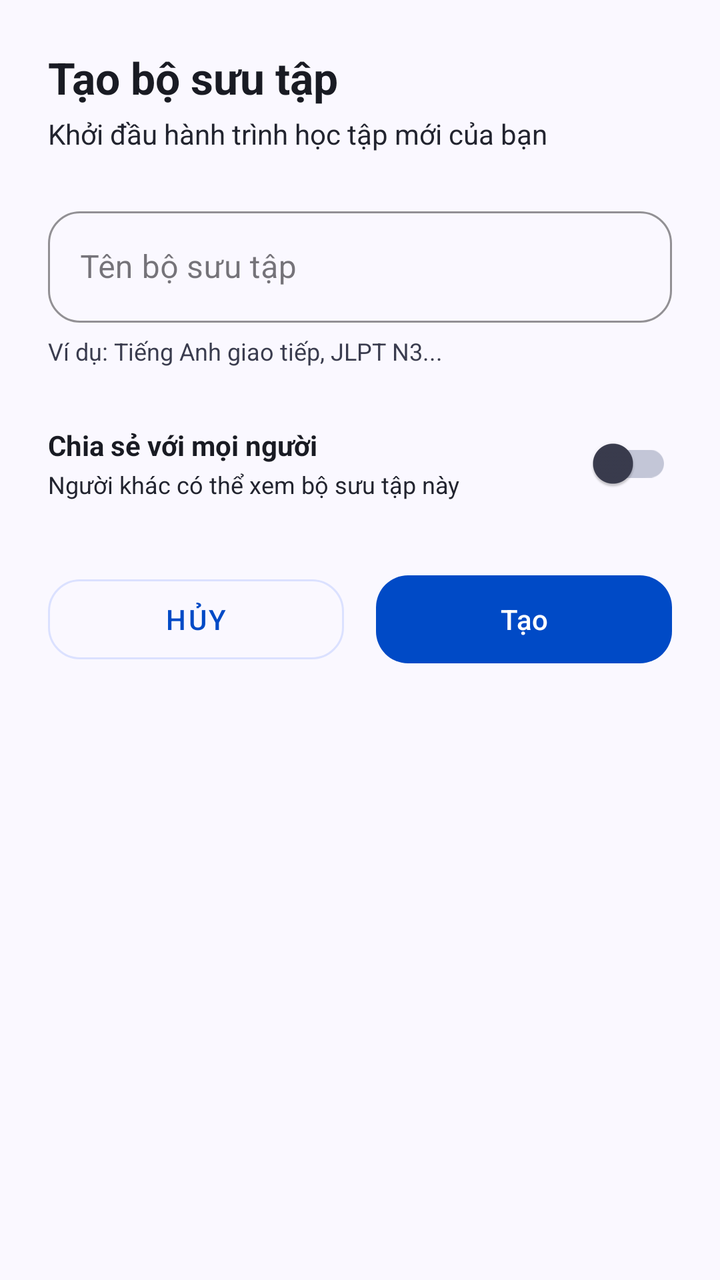
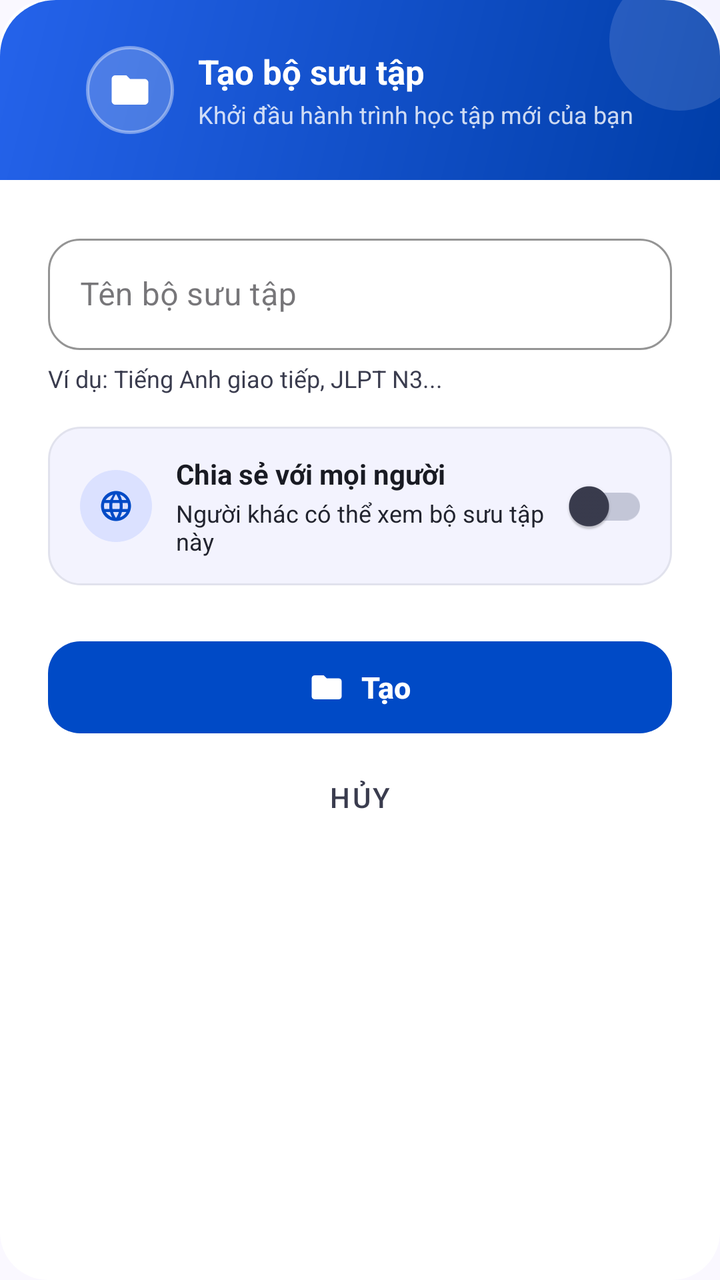

Two renders of the same Android screen: before a commit and after it. Below are the layout's source before the change and the commit's diff.
<!-- AndroidManifest.xml: application theme Theme.ObjectLanguage -->
<!-- res/layout/dialog_create_collection.xml -->
<?xml version="1.0" encoding="utf-8"?>
<LinearLayout
    xmlns:android="http://schemas.android.com/apk/res/android"
    xmlns:app="http://schemas.android.com/apk/res-auto"
    android:layout_width="match_parent"
    android:layout_height="wrap_content"
    android:orientation="vertical"
    android:paddingStart="24dp"
    android:paddingEnd="24dp"
    android:paddingTop="24dp"
    android:paddingBottom="16dp">

    
    <TextView
        android:layout_width="wrap_content"
        android:layout_height="wrap_content"
        android:text="@string/collection_dialog_create_title"
        android:textSize="22sp"
        android:textStyle="bold"
        android:textColor="@color/text_primary" />

    <TextView
        android:layout_width="wrap_content"
        android:layout_height="wrap_content"
        android:text="@string/collection_dialog_subtitle"
        android:textSize="14sp"
        android:textColor="@color/text_secondary"
        android:layout_marginTop="4dp" />

    
    <com.google.android.material.textfield.TextInputLayout
        android:layout_width="match_parent"
        android:layout_height="wrap_content"
        android:layout_marginTop="24dp"
        style="@style/Widget.MaterialComponents.TextInputLayout.OutlinedBox"
        app:boxCornerRadiusTopStart="16dp"
        app:boxCornerRadiusTopEnd="16dp"
        app:boxCornerRadiusBottomStart="16dp"
        app:boxCornerRadiusBottomEnd="16dp"
        app:boxStrokeColor="@color/divider"
        app:hintTextColor="@color/primary">

        <com.google.android.material.textfield.TextInputEditText
            android:id="@+id/collectionNameInput"
            android:layout_width="match_parent"
            android:layout_height="wrap_content"
            android:hint="@string/collection_dialog_name_hint"
            android:inputType="text"
            android:maxLines="1" />

    </com.google.android.material.textfield.TextInputLayout>

    <TextView
        android:layout_width="wrap_content"
        android:layout_height="wrap_content"
        android:text="@string/collection_dialog_name_subtitle"
        android:textSize="12sp"
        android:textColor="@color/text_muted"
        android:layout_marginTop="6dp" />

    
    <LinearLayout
        android:layout_width="match_parent"
        android:layout_height="wrap_content"
        android:orientation="horizontal"
        android:gravity="center_vertical"
        android:layout_marginTop="24dp">

        <LinearLayout
            android:layout_width="0dp"
            android:layout_height="wrap_content"
            android:layout_weight="1"
            android:orientation="vertical">

            <TextView
                android:layout_width="wrap_content"
                android:layout_height="wrap_content"
                android:text="@string/collection_dialog_public_label"
                android:textColor="@color/text_primary"
                android:textSize="14sp"
                android:textStyle="bold" />

            <TextView
                android:layout_width="wrap_content"
                android:layout_height="wrap_content"
                android:text="@string/collection_dialog_public_hint"
                android:textColor="@color/text_secondary"
                android:textSize="12sp"
                android:layout_marginTop="2dp" />

        </LinearLayout>

        <com.google.android.material.switchmaterial.SwitchMaterial
            android:id="@+id/switchPublic"
            android:layout_width="wrap_content"
            android:layout_height="wrap_content"
            android:checked="false"
            app:thumbTint="@color/switch_thumb_tint"
            app:trackTint="@color/switch_track_tint" />

    </LinearLayout>

    
    <LinearLayout
        android:layout_width="match_parent"
        android:layout_height="wrap_content"
        android:orientation="horizontal"
        android:layout_marginTop="28dp">

        <com.google.android.material.button.MaterialButton
            android:id="@+id/btnCancelDialog"
            style="@style/Widget.MaterialComponents.Button.OutlinedButton"
            android:layout_width="0dp"
            android:layout_height="52dp"
            android:layout_weight="1"
            android:layout_marginEnd="8dp"
            android:text="@string/btn_cancel"
            android:textColor="@color/primary"
            app:strokeColor="@color/primary_light"
            app:cornerRadius="16dp" />

        <com.google.android.material.button.MaterialButton
            android:id="@+id/btnCreateDialog"
            android:layout_width="0dp"
            android:layout_height="52dp"
            android:layout_weight="1"
            android:layout_marginStart="8dp"
            android:text="@string/btn_create"
            android:textColor="@color/text_on_primary"
            app:backgroundTint="@color/primary"
            app:cornerRadius="16dp" />

    </LinearLayout>

</LinearLayout>
<!-- resources referenced by this layout -->
<resources>
  <color name="divider">#C3C6D7</color>
  <!-- unchanged entries left out for length: 26 -->
</resources>

<!-- the commit's change to res/layout/dialog_create_collection.xml (unified diff, before → after) -->
@@ -1,133 +1,196 @@
 <?xml version="1.0" encoding="utf-8"?>
-<LinearLayout
-    xmlns:android="http://schemas.android.com/apk/res/android"
+<LinearLayout xmlns:android="http://schemas.android.com/apk/res/android"
     xmlns:app="http://schemas.android.com/apk/res-auto"
     android:layout_width="match_parent"
     android:layout_height="wrap_content"
-    android:orientation="vertical"
-    android:paddingStart="24dp"
-    android:paddingEnd="24dp"
-    android:paddingTop="24dp"
-    android:paddingBottom="16dp">
+    android:background="@drawable/bg_dialog_rounded"
+    android:orientation="vertical">
 
     
-    <TextView
-        android:layout_width="wrap_content"
-        android:layout_height="wrap_content"
-        android:text="@string/collection_dialog_create_title"
-        android:textSize="22sp"
-        android:textStyle="bold"
-        android:textColor="@color/text_primary" />
+    <FrameLayout
+        android:layout_width="match_parent"
+        android:layout_height="90dp"
+        android:background="@drawable/bg_dialog_header_primary">
 
-    <TextView
-        android:layout_width="wrap_content"
-        android:layout_height="wrap_content"
-        android:text="@string/collection_dialog_subtitle"
-        android:textSize="14sp"
-        android:textColor="@color/text_secondary"
-        android:layout_marginTop="4dp" />
+        
+        <View
+            android:layout_width="70dp"
+            android:layout_height="70dp"
+            android:layout_gravity="top|end"
+            android:layout_marginTop="-15dp"
+            android:layout_marginEnd="-15dp"
+            android:alpha="0.15"
+            android:background="@drawable/circle_bg" />
 
-    
-    <com.google.android.material.textfield.TextInputLayout
-        android:layout_width="match_parent"
-        android:layout_height="wrap_content"
-        android:layout_marginTop="24dp"
-        style="@style/Widget.MaterialComponents.TextInputLayout.OutlinedBox"
-        app:boxCornerRadiusTopStart="16dp"
-        app:boxCornerRadiusTopEnd="16dp"
-        app:boxCornerRadiusBottomStart="16dp"
-        app:boxCornerRadiusBottomEnd="16dp"
-        app:boxStrokeColor="@color/divider"
-        app:hintTextColor="@color/primary">
+        
+        <LinearLayout
+            android:layout_width="wrap_content"
+            android:layout_height="wrap_content"
+            android:layout_gravity="center"
+            android:gravity="center"
+            android:orientation="horizontal">
 
-        <com.google.android.material.textfield.TextInputEditText
-            android:id="@+id/collectionNameInput"
-            android:layout_width="match_parent"
-            android:layout_height="wrap_content"
-            android:hint="@string/collection_dialog_name_hint"
-            android:inputType="text"
-            android:maxLines="1" />
+            <FrameLayout
+                android:layout_width="44dp"
+                android:layout_height="44dp"
+                android:background="@drawable/bg_dialog_icon_circle">
+                <ImageView
+                    android:layout_width="22dp"
+                    android:layout_height="22dp"
+                    android:layout_gravity="center"
+                    android:contentDescription="@null"
+                    android:src="@drawable/ic_folder_filled"
+                    app:tint="#FFFFFF" />
+            </FrameLayout>
 
-    </com.google.android.material.textfield.TextInputLayout>
-
-    <TextView
-        android:layout_width="wrap_content"
-        android:layout_height="wrap_content"
-        android:text="@string/collection_dialog_name_subtitle"
-        android:textSize="12sp"
-        android:textColor="@color/text_muted"
-        android:layout_marginTop="6dp" />
+            <LinearLayout
+                android:layout_width="wrap_content"
+                android:layout_height="wrap_content"
+                android:layout_marginStart="12dp"
+                android:orientation="vertical">
+                <TextView
+                    android:layout_width="wrap_content"
+                    android:layout_height="wrap_content"
+                    android:text="@string/collection_dialog_create_title"
+                    android:textColor="#FFFFFF"
+                    android:textSize="17sp"
+                    android:textStyle="bold" />
+                <TextView
+                    android:layout_width="wrap_content"
+                    android:layout_height="wrap_content"
+                    android:layout_marginTop="2dp"
+                    android:alpha="0.8"
+                    android:text="@string/collection_dialog_subtitle"
+                    android:textColor="#FFFFFF"
+                    android:textSize="12sp" />
+            </LinearLayout>
+        </LinearLayout>
+    </FrameLayout>
 
     
     <LinearLayout
         android:layout_width="match_parent"
         android:layout_height="wrap_content"
-        android:orientation="horizontal"
-        android:gravity="center_vertical"
-        android:layout_marginTop="24dp">
+        android:background="@drawable/bg_dialog_body_bottom"
+        android:orientation="vertical"
+        android:paddingStart="24dp"
+        android:paddingTop="24dp"
+        android:paddingEnd="24dp"
+        android:paddingBottom="24dp">
 
+        
+        <com.google.android.material.textfield.TextInputLayout
+            android:layout_width="match_parent"
+            android:layout_height="wrap_content"
+            style="@style/Widget.MaterialComponents.TextInputLayout.OutlinedBox"
+            app:boxCornerRadiusTopStart="16dp"
+            app:boxCornerRadiusTopEnd="16dp"
+            app:boxCornerRadiusBottomStart="16dp"
+            app:boxCornerRadiusBottomEnd="16dp"
+            app:boxStrokeColor="@color/primary"
+            app:hintTextColor="@color/primary">
+
+            <com.google.android.material.textfield.TextInputEditText
+                android:id="@+id/collectionNameInput"
+                android:layout_width="match_parent"
+                android:layout_height="wrap_content"
+                android:hint="@string/collection_dialog_name_hint"
+                android:inputType="text"
+                android:maxLines="1" />
+
+        </com.google.android.material.textfield.TextInputLayout>
+
+        <TextView
+            android:layout_width="wrap_content"
+            android:layout_height="wrap_content"
+            android:layout_marginTop="6dp"
+            android:text="@string/collection_dialog_name_subtitle"
+            android:textColor="@color/text_muted"
+            android:textSize="12sp" />
+
+        
         <LinearLayout
-            android:layout_width="0dp"
+            android:layout_width="match_parent"
             android:layout_height="wrap_content"
-            android:layout_weight="1"
-            android:orientation="vertical">
+            android:layout_marginTop="16dp"
+            android:background="@drawable/bg_toggle_row"
+            android:gravity="center_vertical"
+            android:orientation="horizontal"
+            android:paddingStart="16dp"
+            android:paddingTop="14dp"
+            android:paddingEnd="12dp"
+            android:paddingBottom="14dp">
 
-            <TextView
+            <FrameLayout
+                android:layout_width="36dp"
+                android:layout_height="36dp"
+                android:background="@drawable/bg_icon_primary">
+                <ImageView
+                    android:layout_width="18dp"
+                    android:layout_height="18dp"
+                    android:layout_gravity="center"
+                    android:contentDescription="@null"
+                    android:src="@drawable/ic_globe"
+                    app:tint="@color/primary" />
+            </FrameLayout>
+
+            <LinearLayout
+                android:layout_width="0dp"
+                android:layout_height="wrap_content"
+                android:layout_marginStart="12dp"
+                android:layout_weight="1"
+                android:orientation="vertical">
+                <TextView
+                    android:layout_width="wrap_content"
+                    android:layout_height="wrap_content"
+                    android:text="@string/collection_dialog_public_label"
+                    android:textColor="@color/text_primary"
+                    android:textSize="14sp"
+                    android:textStyle="bold" />
+                <TextView
+                    android:layout_width="wrap_content"
+                    android:layout_height="wrap_content"
+                    android:layout_marginTop="2dp"
+                    android:text="@string/collection_dialog_public_hint"
+                    android:textColor="@color/text_secondary"
+                    android:textSize="12sp" />
+            </LinearLayout>
+
+            <com.google.android.material.switchmaterial.SwitchMaterial
+                android:id="@+id/switchPublic"
                 android:layout_width="wrap_content"
                 android:layout_height="wrap_content"
-                android:text="@string/collection_dialog_public_label"
-                android:textColor="@color/text_primary"
-                android:textSize="14sp"
-                android:textStyle="bold" />
-
-            <TextView
-                android:layout_width="wrap_content"
-                android:layout_height="wrap_content"
-                android:text="@string/collection_dialog_public_hint"
-                android:textColor="@color/text_secondary"
-                android:textSize="12sp"
-                android:layout_marginTop="2dp" />
+                android:checked="false"
+                app:thumbTint="@color/switch_thumb_tint"
+                app:trackTint="@color/switch_track_tint" />
 
         </LinearLayout>
 
-        <com.google.android.material.switchmaterial.SwitchMaterial
-            android:id="@+id/switchPublic"
-            android:layout_width="wrap_content"
-            android:layout_height="wrap_content"
-            android:checked="false"
-            app:thumbTint="@color/switch_thumb_tint"
-            app:trackTint="@color/switch_track_tint" />
-
-    </LinearLayout>
-
-    
-    <LinearLayout
-        android:layout_width="match_parent"
-        android:layout_height="wrap_content"
-        android:orientation="horizontal"
-        android:layout_marginTop="28dp">
+        
+        <com.google.android.material.button.MaterialButton
+            android:id="@+id/btnCreateDialog"
+            android:layout_width="match_parent"
+            android:layout_height="54dp"
+            android:layout_marginTop="24dp"
+            android:text="@string/btn_create"
+            android:textSize="15sp"
+            android:textStyle="bold"
+            app:backgroundTint="@color/primary"
+            app:cornerRadius="16dp"
+            app:icon="@drawable/ic_folder_filled"
+            app:iconGravity="textStart"
+            app:iconSize="18dp"
+            app:iconTint="#FFFFFF" />
 
         <com.google.android.material.button.MaterialButton
             android:id="@+id/btnCancelDialog"
-            style="@style/Widget.MaterialComponents.Button.OutlinedButton"
-            android:layout_width="0dp"
-            android:layout_height="52dp"
-            android:layout_weight="1"
-            android:layout_marginEnd="8dp"
+            style="@style/Widget.MaterialComponents.Button.TextButton"
+            android:layout_width="match_parent"
+            android:layout_height="wrap_content"
+            android:layout_marginTop="4dp"
             android:text="@string/btn_cancel"
-            android:textColor="@color/primary"
-            app:strokeColor="@color/primary_light"
-            app:cornerRadius="16dp" />
-
-        <com.google.android.material.button.MaterialButton
-            android:id="@+id/btnCreateDialog"
-            android:layout_width="0dp"
-            android:layout_height="52dp"
-            android:layout_weight="1"
-            android:layout_marginStart="8dp"
-            android:text="@string/btn_create"
-            android:textColor="@color/text_on_primary"
-            app:backgroundTint="@color/primary"
+            android:textColor="@color/text_muted"
+            android:textSize="14sp"
             app:cornerRadius="16dp" />
 
     </LinearLayout>
<!-- resource entries referenced after the edit -->
@@ -1,6 +1,89 @@
 <!-- resources referenced by this layout -->
 <resources>
-  <color name="divider">#C3C6D7</color>
+  <!-- drawable bg_dialog_body_bottom (drawable) -->
+  <?xml version="1.0" encoding="utf-8"?>
+  <shape xmlns:android="http://schemas.android.com/apk/res/android"
+      android:shape="rectangle">
+      <solid android:color="@color/surface" />
+      <corners
+          android:topLeftRadius="0dp"
+          android:topRightRadius="0dp"
+          android:bottomLeftRadius="28dp"
+          android:bottomRightRadius="28dp" />
+  </shape>
+  <!-- drawable bg_dialog_header_primary (drawable) -->
+  <?xml version="1.0" encoding="utf-8"?>
+  <shape xmlns:android="http://schemas.android.com/apk/res/android"
+      android:shape="rectangle">
+      <gradient
+          android:startColor="#003EA8"
+          android:endColor="#2563EB"
+          android:angle="135" />
+      <corners
+          android:topLeftRadius="28dp"
+          android:topRightRadius="28dp"
+          android:bottomLeftRadius="0dp"
+          android:bottomRightRadius="0dp" />
+  </shape>
+  <!-- drawable bg_dialog_icon_circle (drawable) -->
+  <?xml version="1.0" encoding="utf-8"?>
+  <shape xmlns:android="http://schemas.android.com/apk/res/android"
+      android:shape="oval">
+      <solid android:color="#33FFFFFF" />
+      <stroke
+          android:width="1.5dp"
+          android:color="#66FFFFFF" />
+  </shape>
+  <!-- drawable bg_dialog_rounded (drawable) -->
+  <?xml version="1.0" encoding="utf-8"?>
+  <shape xmlns:android="http://schemas.android.com/apk/res/android"
+      android:shape="rectangle">
+      <solid android:color="@color/surface" />
+      <corners android:radius="24dp" />
+  </shape>
+  <!-- drawable bg_icon_primary (drawable) -->
+  <?xml version="1.0" encoding="utf-8"?>
+  <shape xmlns:android="http://schemas.android.com/apk/res/android"
+      android:shape="oval">
+      <solid android:color="@color/primary_light" />
+  </shape>
+  <!-- drawable bg_toggle_row (drawable) -->
+  <?xml version="1.0" encoding="utf-8"?>
+  <shape xmlns:android="http://schemas.android.com/apk/res/android"
+      android:shape="rectangle">
+      <solid android:color="#F3F3FE" />
+      <stroke
+          android:width="1dp"
+          android:color="#E1E2ED" />
+      <corners android:radius="16dp" />
+  </shape>
+  <!-- drawable circle_bg (drawable) -->
+  <?xml version="1.0" encoding="utf-8"?>
+  <shape xmlns:android="http://schemas.android.com/apk/res/android" android:shape="oval">
+      <solid android:color="@color/primary_light" />
+  </shape>
+  <!-- drawable ic_folder_filled (drawable) -->
+  <?xml version="1.0" encoding="utf-8"?>
+  <vector xmlns:android="http://schemas.android.com/apk/res/android"
+      android:width="24dp"
+      android:height="24dp"
+      android:viewportWidth="24"
+      android:viewportHeight="24">
+      <path
+          android:fillColor="#FF000000"
+          android:pathData="M10,4H4c-1.1,0 -1.99,0.9 -1.99,2L2,18c0,1.1 0.9,2 2,2h16c1.1,0 2,-0.9 2,-2V8c0,-1.1 -0.9,-2 -2,-2h-8l-2,-2z" />
+  </vector>
+  <!-- drawable ic_globe (drawable) -->
+  <?xml version="1.0" encoding="utf-8"?>
+  <vector xmlns:android="http://schemas.android.com/apk/res/android"
+      android:width="24dp"
+      android:height="24dp"
+      android:viewportWidth="24"
+      android:viewportHeight="24">
+      <path
+          android:fillColor="#FF000000"
+          android:pathData="M11.99,2C6.47,2 2,6.48 2,12s4.47,10 9.99,10C17.52,22 22,17.52 22,12S17.52,2 11.99,2zM18.92,8h-2.95c-0.32,-1.25 -0.78,-2.45 -1.38,-3.56C16.43,5.07 18.05,6.35 18.92,8zM12,4.04c0.83,1.2 1.48,2.53 1.91,3.96h-3.82C10.52,6.57 11.17,5.24 12,4.04zM4.26,14C4.1,13.36 4,12.69 4,12s0.1,-1.36 0.26,-2h3.38c-0.08,0.66 -0.14,1.32 -0.14,2s0.06,1.34 0.14,2H4.26zM5.08,16h2.95c0.32,1.25 0.78,2.45 1.38,3.56C7.97,18.93 6.35,17.66 5.08,16zM8.03,8H5.08c1.27,-1.66 2.89,-2.93 4.93,-3.56C9.41,5.55 8.95,6.75 8.03,8zM12,19.96c-0.83,-1.2 -1.48,-2.53 -1.91,-3.96h3.82C13.48,17.43 12.83,18.76 12,19.96zM14.34,14H9.66c-0.09,-0.66 -0.16,-1.32 -0.16,-2s0.07,-1.35 0.16,-2h4.68c0.09,0.65 0.16,1.32 0.16,2S14.43,13.34 14.34,14zM14.59,19.56c0.6,-1.11 1.06,-2.31 1.38,-3.56h2.95C18.05,17.65 16.43,18.93 14.59,19.56zM16.36,14c0.08,-0.66 0.14,-1.32 0.14,-2s-0.06,-1.34 -0.14,-2h3.38c0.16,0.64 0.26,1.31 0.26,2s-0.1,1.36 -0.26,2H16.36z" />
+  </vector>
   <!-- unchanged entries left out for length: 26 -->
 </resources>
 
